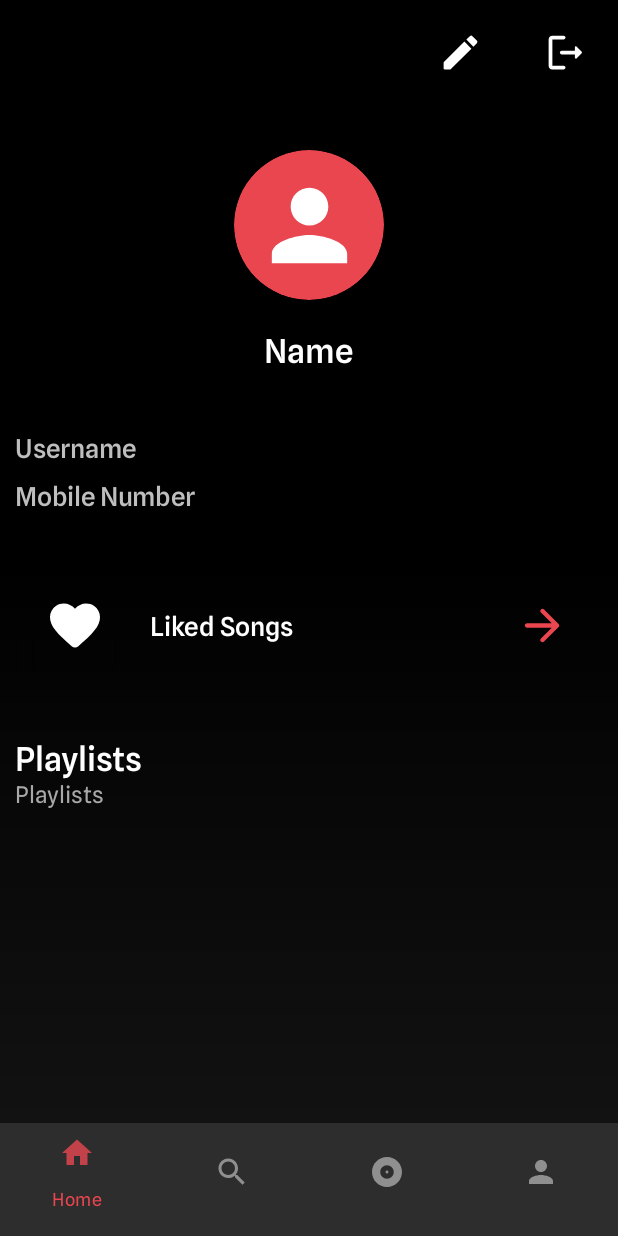
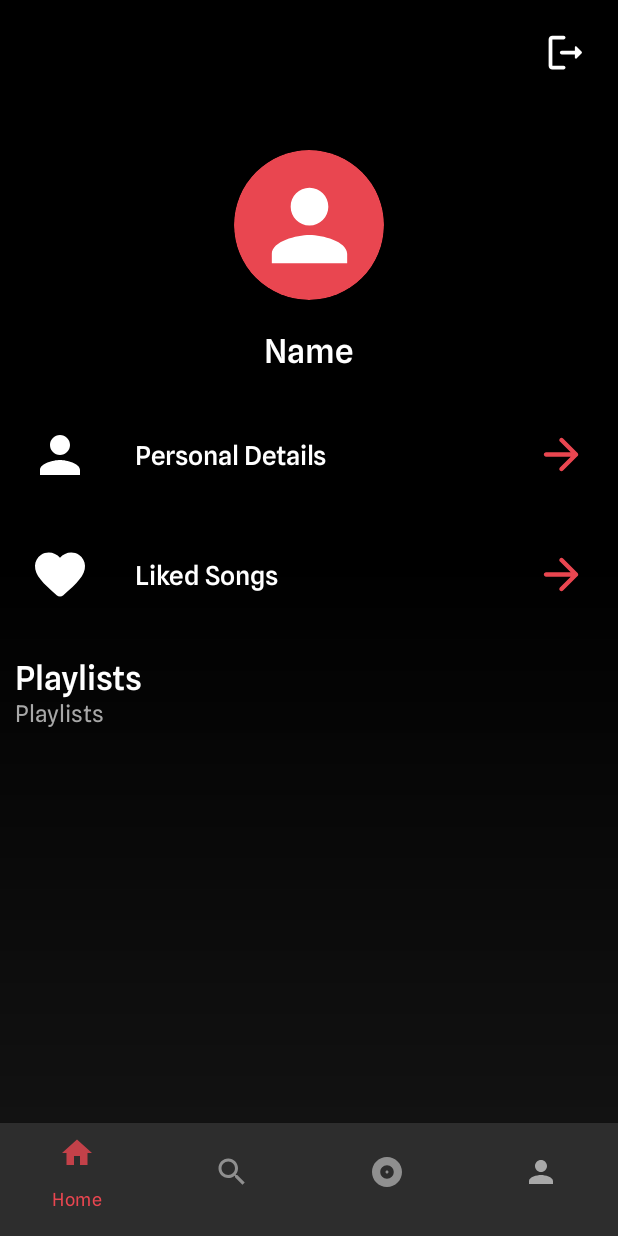
Before and after one commit to abijith611/ZTunes, an Android app: the fragment AccountFragment placed in its activity, on a phone screen of 412 x 824 dp. Run offline under Robolectric (Android 15) with nearby library versions, the phone set to English and light mode, and no system bars; our stand-ins replace Room's generated code; 3 statements that could not run were skipped.

Commit message:
Second commit

```diff
--- a/app/src/main/java/com/example/mymusicapplication/adapter/MyPlaylistItemRecyclerViewAdapter.kt
+++ b/app/src/main/java/com/example/mymusicapplication/adapter/MyPlaylistItemRecyclerViewAdapter.kt
@@ -2,6 +2,7 @@ package com.example.mymusicapplication.adapter
 
 import android.annotation.SuppressLint
 import android.graphics.Color
+import android.graphics.drawable.ColorDrawable
 import android.os.Build
 import android.os.Bundle
 import android.util.Log
@@ -162,6 +163,7 @@ class MyPlaylistItemRecyclerViewAdapter(private var songList: MutableList<Song>,
                             val dialog = AlbumDialogFragment()
                             dialog.setStyle(DialogFragment.STYLE_NORMAL,R.style.DialogStyle2)
                             dialog.arguments = bundle
+                            dialog.activity?.window?.setBackgroundDrawable(ColorDrawable(Color.TRANSPARENT))
                             dialog.show(activity.supportFragmentManager, "albumDialog")
 //                            val fragment = AlbumFragment()
 //                            fragment.arguments = bundle
--- a/app/src/main/java/com/example/mymusicapplication/adapter/MyPlaylistRecyclerViewAdapter.kt
+++ b/app/src/main/java/com/example/mymusicapplication/adapter/MyPlaylistRecyclerViewAdapter.kt
@@ -3,6 +3,8 @@ package com.example.mymusicapplication.adapter
 import android.app.Dialog
 import android.content.Context
 import android.content.ContextWrapper
+import android.graphics.Color
+import android.graphics.drawable.ColorDrawable
 import android.os.Bundle
 import android.util.Log
 import android.view.Gravity
@@ -54,6 +56,7 @@ class MyPlaylistRecyclerViewAdapter(private var albumList: List<Playlist>, priva
                     R.id.item1 -> {
                         val dialog = Dialog(context, R.style.DialogStyle)
                         dialog.setContentView(R.layout.rename_custom_dialog)
+                        dialog.window?.setBackgroundDrawable(ColorDrawable(Color.TRANSPARENT))
                         dialog.show()
                         val playlistName = dialog.findViewById<EditText>(R.id.etName)
                         val okButton = dialog.findViewById<TextView>(R.id.okButton)
--- a/app/src/main/java/com/example/mymusicapplication/fragments/AlbumFragment.kt
+++ b/app/src/main/java/com/example/mymusicapplication/fragments/AlbumFragment.kt
@@ -2,6 +2,8 @@ package com.example.mymusicapplication.fragments
 
 import android.annotation.SuppressLint
 import android.app.Dialog
+import android.graphics.Color
+import android.graphics.drawable.ColorDrawable
 import android.os.Bundle
 import android.text.Editable
 import android.text.TextWatcher
@@ -95,6 +97,7 @@ class AlbumFragment : Fragment() {
             }
             val dialog = Dialog(requireContext(), R.style.DialogStyle)
             dialog.setContentView(R.layout.custom_dialog)
+            dialog.window?.setBackgroundDrawable(ColorDrawable(Color.TRANSPARENT))
             dialog.show()
             val playlistName = dialog.findViewById<EditText>(R.id.etName)
             val okButton = dialog.findViewById<TextView>(R.id.okButton)
--- a/app/src/main/java/com/example/mymusicapplication/fragments/ListFragment.kt
+++ b/app/src/main/java/com/example/mymusicapplication/fragments/ListFragment.kt
@@ -254,7 +254,7 @@ class ListFragment : Fragment() {
                 }
 
                 //binding.tvDuration.visibility = View.INVISIBLE
-                binding.card.visibility = View.INVISIBLE
+                //binding.card.visibility = View.INVISIBLE
 
                 binding.appBarLayout.setExpanded(false)
 //                val set = ConstraintSet()
@@ -292,7 +292,7 @@ class ListFragment : Fragment() {
                 artistSTATE = UNSORTED
                 albumSTATE = UNSORTED
                 binding.appBarLayout.setExpanded(false)
-                binding.card.visibility = View.INVISIBLE
+                //binding.card.visibility = View.INVISIBLE
 
 //                val set = ConstraintSet()
 //                val layout = binding.constraintLayoutList
--- a/app/src/main/res/drawable-anydpi/ic_account.xml
+++ b/app/src/main/res/drawable-anydpi/ic_account.xml
@@ -3,8 +3,7 @@
     android:height="24dp"
     android:viewportWidth="24"
     android:viewportHeight="24"
-    android:tint="#000000"
-    android:alpha="0.8">
+    android:tint="@color/white">
   <path
       android:fillColor="@android:color/white"
       android:pathData="M12,12c2.21,0 4,-1.79 4,-4s-1.79,-4 -4,-4 -4,1.79 -4,4 1.79,4 4,4zM12,14c-2.67,0 -8,1.34 -8,4v2h16v-2c0,-2.66 -5.33,-4 -8,-4z"/>
--- a/app/src/main/res/layout/activity_login.xml
+++ b/app/src/main/res/layout/activity_login.xml
@@ -8,6 +8,7 @@
     tools:context=".activity.LoginActivity">
 
     <com.google.android.material.card.MaterialCardView
+        android:id="@+id/card"
         android:layout_width="match_parent"
         android:layout_height="0dp"
         android:backgroundTint="@android:color/transparent"
@@ -116,8 +117,7 @@
         app:layout_constraintEnd_toEndOf="parent"
         app:layout_constraintHeight_percent=".74"
         app:layout_constraintStart_toStartOf="parent"
-        app:layout_constraintTop_toTopOf="parent"
-        app:layout_constraintVertical_bias="1">
+        app:layout_constraintTop_toBottomOf="@id/card">
 
         <androidx.viewpager2.widget.ViewPager2
             android:id="@+id/view_pager"
--- a/app/src/main/res/layout/custom_dialog.xml
+++ b/app/src/main/res/layout/custom_dialog.xml
@@ -3,9 +3,10 @@
     xmlns:app="http://schemas.android.com/apk/res-auto"
     xmlns:tools="http://schemas.android.com/tools"
     android:id="@+id/dialog_parent"
-    android:layout_width="match_parent"
+    android:layout_gravity="center_horizontal"
+    android:layout_width="350dp"
     android:layout_height="300dp"
-    android:background="@drawable/dialog_bg">
+    android:background="@drawable/dialog_bg_">
 
     <TextView
         android:id="@+id/tvTitle"
--- a/app/src/main/res/layout/fragment_account.xml
+++ b/app/src/main/res/layout/fragment_account.xml
@@ -19,7 +19,7 @@
                 android:id="@+id/tvTitle2"
                 android:layout_width="wrap_content"
                 android:layout_height="wrap_content"
-                android:layout_marginTop="40dp"
+                android:layout_marginTop="20dp"
                 android:ellipsize="marquee"
                 android:fontFamily="@font/spline_medium"
                 android:marqueeRepeatLimit="marquee_forever"
@@ -117,19 +117,6 @@
             <!--                                    app:layout_constraintTop_toBottomOf="@+id/tvName"-->
             <!--                                    app:layout_constraintWidth_percent=".8" />-->
 
-            <TextView
-                android:id="@+id/tvUsername"
-                android:layout_width="165dp"
-                android:layout_height="wrap_content"
-                android:layout_marginTop="40dp"
-                android:fontFamily="@font/spline_medium"
-                android:text="@string/username"
-                android:textColor="@android:color/secondary_text_dark"
-                android:textSize="17sp"
-                app:layout_constraintStart_toStartOf="@+id/favList"
-                app:layout_constraintTop_toBottomOf="@+id/tvName"
-                app:layout_constraintWidth_percent=".8" />
-
             <!--                                <TextView-->
             <!--                                    android:id="@+id/tvMobileLabel"-->
             <!--                                    android:layout_width="165dp"-->
@@ -143,19 +130,6 @@
             <!--                                    app:layout_constraintTop_toBottomOf="@+id/tvUsernameLabel"-->
             <!--                                    app:layout_constraintBottom_toBottomOf="parent"-->
             <!--                                    app:layout_constraintWidth_percent=".8" />-->
-
-            <TextView
-                android:id="@+id/tvMobile"
-                android:layout_width="165dp"
-                android:layout_height="wrap_content"
-                android:layout_marginTop="10dp"
-                android:fontFamily="@font/spline_medium"
-                android:text="@string/mobile_number"
-                android:textColor="@android:color/secondary_text_dark"
-                android:textSize="17sp"
-                app:layout_constraintStart_toStartOf="@+id/favList"
-                app:layout_constraintTop_toBottomOf="@+id/tvUsername"
-                app:layout_constraintWidth_percent=".8" />
 
 
             <!--        <androidx.appcompat.widget.AppCompatButton-->
@@ -172,17 +146,17 @@
             <!--            app:layout_constraintVertical_bias=".6"-->
             <!--            app:layout_constraintWidth_percent=".8" />-->
 
-            <ImageView
-                android:id="@+id/tvEdit"
-                android:layout_width="30dp"
-                android:layout_height="30dp"
-                android:layout_marginTop="20dp"
-                android:layout_marginEnd="40dp"
-                android:src="@drawable/edit"
-                android:textColor="@android:color/white"
-                android:textSize="17sp"
-                app:layout_constraintEnd_toStartOf="@id/btnSignOut"
-                app:layout_constraintTop_toTopOf="parent" />
+<!--            <ImageView-->
+<!--                android:id="@+id/tvEdit"-->
+<!--                android:layout_width="30dp"-->
+<!--                android:layout_height="30dp"-->
+<!--                android:layout_marginTop="20dp"-->
+<!--                android:layout_marginEnd="40dp"-->
+<!--                android:src="@drawable/edit"-->
+<!--                android:textColor="@android:color/white"-->
+<!--                android:textSize="17sp"-->
+<!--                app:layout_constraintEnd_toStartOf="@id/btnSignOut"-->
+<!--                app:layout_constraintTop_toTopOf="parent" />-->
 
             <ImageView
                 android:id="@+id/btnSignOut"
@@ -197,18 +171,95 @@
                 app:layout_constraintTop_toTopOf="parent" />
 
             <com.google.android.material.card.MaterialCardView
+                android:id="@+id/acc"
+                android:layout_width="0dp"
+                android:layout_height="70dp"
+                android:layout_marginTop="20dp"
+                android:layout_marginStart="10dp"
+                android:layout_marginEnd="10dp"
+                android:backgroundTint="@android:color/transparent"
+                android:transitionName="favClicked"
+                app:cardCornerRadius="7.5dp"
+                app:layout_constraintEnd_toEndOf="parent"
+                app:layout_constraintStart_toStartOf="parent"
+                app:layout_constraintTop_toBottomOf="@+id/tvName">
+
+                <androidx.constraintlayout.widget.ConstraintLayout
+                    android:layout_width="match_parent"
+                    android:layout_height="match_parent">
+
+                    <androidx.cardview.widget.CardView
+                        android:id="@+id/cardAcc1"
+                        android:layout_width="60dp"
+                        android:layout_height="60dp"
+                        android:layout_marginStart="0dp"
+                        android:backgroundTint="@android:color/transparent"
+                        app:layout_constraintBottom_toBottomOf="parent"
+                        app:layout_constraintStart_toStartOf="parent"
+                        app:layout_constraintTop_toTopOf="parent">
+
+                        <androidx.constraintlayout.widget.ConstraintLayout
+                            android:layout_width="match_parent"
+                            android:layout_height="match_parent">
+
+                            <ImageView
+                                android:id="@+id/ivAcc1"
+                                android:layout_width="40dp"
+                                android:layout_height="45dp"
+                                android:src="@drawable/ic_account"
+                                app:layout_constraintBottom_toBottomOf="parent"
+                                app:layout_constraintEnd_toEndOf="parent"
+                                app:layout_constraintStart_toStartOf="parent"
+                                app:layout_constraintTop_toTopOf="parent" />
+                        </androidx.constraintlayout.widget.ConstraintLayout>
+
+                    </androidx.cardview.widget.CardView>
+
+
+                    <TextView
+                        android:id="@+id/tvTitle1"
+                        android:layout_width="wrap_content"
+                        android:layout_height="wrap_content"
+                        android:layout_marginStart="20dp"
+                        android:ellipsize="marquee"
+                        android:fontFamily="@font/spline_medium"
+                        android:marqueeRepeatLimit="marquee_forever"
+                        android:scrollHorizontally="true"
+                        android:singleLine="true"
+                        android:text="@string/personal_details"
+                        android:textColor="@color/white"
+                        android:textSize="17sp"
+                        app:layout_constraintBottom_toBottomOf="@+id/cardAcc1"
+                        app:layout_constraintStart_toEndOf="@+id/cardAcc1"
+                        app:layout_constraintTop_toTopOf="@+id/cardAcc1" />
+
+                    <ImageView
+                        android:id="@+id/ivForward1"
+                        android:layout_width="35dp"
+                        android:layout_height="35dp"
+                        android:layout_marginEnd="10dp"
+                        android:src="@drawable/arrow_forward"
+                        app:layout_constraintBottom_toBottomOf="parent"
+                        app:layout_constraintEnd_toEndOf="parent"
+                        app:layout_constraintTop_toTopOf="parent" />
+                </androidx.constraintlayout.widget.ConstraintLayout>
+
+
+            </com.google.android.material.card.MaterialCardView>
+
+            <com.google.android.material.card.MaterialCardView
                 android:id="@+id/favList"
                 android:layout_width="0dp"
                 android:layout_height="70dp"
-                android:layout_marginTop="40dp"
-                android:backgroundTint="@android:color/transparent"
-                app:cardCornerRadius="7.5dp"
+                android:layout_marginTop="10dp"
                 android:layout_marginStart="10dp"
                 android:layout_marginEnd="10dp"
+                android:backgroundTint="@android:color/transparent"
+                android:transitionName="favClicked"
+                app:cardCornerRadius="7.5dp"
                 app:layout_constraintEnd_toEndOf="parent"
                 app:layout_constraintStart_toStartOf="parent"
-                app:layout_constraintTop_toBottomOf="@+id/tvMobile"
-                android:transitionName="favClicked">
+                app:layout_constraintTop_toBottomOf="@+id/acc">
 
                 <androidx.constraintlayout.widget.ConstraintLayout
                     android:layout_width="match_parent"
@@ -218,11 +269,12 @@
                         android:id="@+id/imageView"
                         android:layout_width="60dp"
                         android:layout_height="60dp"
-                        android:layout_marginStart="10dp"
+                        android:layout_marginStart="0dp"
                         android:backgroundTint="@android:color/transparent"
                         app:layout_constraintBottom_toBottomOf="parent"
                         app:layout_constraintStart_toStartOf="parent"
                         app:layout_constraintTop_toTopOf="parent">
+
                         <androidx.constraintlayout.widget.ConstraintLayout
                             android:layout_width="match_parent"
                             android:layout_height="match_parent">
@@ -262,7 +314,7 @@
                         android:id="@+id/ivForward"
                         android:layout_width="35dp"
                         android:layout_height="35dp"
-                        android:layout_marginEnd="22.5dp"
+                        android:layout_marginEnd="10dp"
                         android:src="@drawable/arrow_forward"
                         app:layout_constraintBottom_toBottomOf="parent"
                         app:layout_constraintEnd_toEndOf="parent"
--- a/app/src/main/res/layout/fragment_album.xml
+++ b/app/src/main/res/layout/fragment_album.xml
@@ -35,7 +35,7 @@
                 android:paddingBottom="5dp"
                 android:paddingEnd="10dp"
                 android:textColor="@color/black"
-                android:textColorHint="@color/black"
+                android:textColorHint="@android:color/tertiary_text_dark"
                 tools:ignore="TouchTargetSizeCheck" />
         </com.google.android.material.card.MaterialCardView>
 
--- a/app/src/main/res/layout/fragment_album_dialog.xml
+++ b/app/src/main/res/layout/fragment_album_dialog.xml
@@ -3,7 +3,8 @@
     xmlns:app="http://schemas.android.com/apk/res-auto"
     xmlns:tools="http://schemas.android.com/tools"
     android:id="@+id/frag_album_dialog_layout"
-    android:layout_width="match_parent"
+    android:layout_gravity="center_horizontal"
+    android:layout_width="350dp"
     android:layout_height="wrap_content"
 
     android:background="@drawable/dialog_bg"
@@ -31,6 +32,7 @@
             android:layout_width="wrap_content"
             android:layout_height="wrap_content"
             android:text="@string/playlists"
+            android:layout_marginTop="10dp"
             android:textColor="@color/white"
             android:textSize="30sp"
             android:textStyle="bold"
@@ -61,7 +63,7 @@
                 android:paddingBottom="5dp"
                 android:paddingEnd="10dp"
                 android:textColor="@color/black"
-                android:textColorHint="@color/black"
+                android:textColorHint="@android:color/tertiary_text_dark"
                 tools:ignore="TouchTargetSizeCheck" />
         </com.google.android.material.card.MaterialCardView>
         <View
--- a/app/src/main/res/layout/fragment_favourite.xml
+++ b/app/src/main/res/layout/fragment_favourite.xml
@@ -50,7 +50,7 @@
                 android:paddingBottom="5dp"
                 android:paddingEnd="10dp"
                 android:textColor="@color/black"
-                android:textColorHint="@color/black"
+                android:textColorHint="@android:color/tertiary_text_dark"
                 tools:ignore="TouchTargetSizeCheck" />
         </com.google.android.material.card.MaterialCardView>
         <View
--- a/app/src/main/res/layout/fragment_list.xml
+++ b/app/src/main/res/layout/fragment_list.xml
@@ -35,7 +35,7 @@
                 android:paddingEnd="10dp"
                 android:paddingBottom="5dp"
                 android:textColor="@color/black"
-                android:textColorHint="@color/black"
+                android:textColorHint="@android:color/tertiary_text_dark"
                 tools:ignore="TouchTargetSizeCheck" />
         </com.google.android.material.card.MaterialCardView>
 
@@ -142,6 +142,7 @@
                     android:id="@+id/parentLayout"
                     android:layout_width="match_parent"
                     android:layout_height="wrap_content"
+                    android:nestedScrollingEnabled="false"
                     app:layout_constraintBottom_toBottomOf="parent"
                     app:layout_constraintEnd_toEndOf="parent"
                     app:layout_constraintStart_toStartOf="parent"
@@ -154,7 +155,6 @@
                         android:layout_height="wrap_content"
                         android:layout_marginTop="10dp"
                         android:hint="@string/title"
-                        android:nestedScrollingEnabled="false"
                         android:paddingStart="10dp"
                         android:paddingEnd="10dp"
                         android:textColor="@color/white"
@@ -168,7 +168,6 @@
                         android:layout_width="wrap_content"
                         android:layout_height="wrap_content"
                         android:layout_marginTop="10dp"
-                        android:nestedScrollingEnabled="false"
                         android:paddingStart="10dp"
                         android:paddingEnd="10dp"
                         android:textColor="@color/white"
--- a/app/src/main/res/layout/fragment_signup.xml
+++ b/app/src/main/res/layout/fragment_signup.xml
@@ -18,7 +18,6 @@
             android:background="@drawable/button_bg"
             android:text="@string/sign_up"
             android:textStyle="bold"
-            android:layout_marginTop="20dp"
             app:layout_constraintBottom_toBottomOf="parent"
             app:layout_constraintEnd_toEndOf="parent"
             app:layout_constraintStart_toStartOf="parent"
--- a/app/src/main/res/layout/rename_custom_dialog.xml
+++ b/app/src/main/res/layout/rename_custom_dialog.xml
@@ -2,10 +2,11 @@
 <androidx.constraintlayout.widget.ConstraintLayout xmlns:android="http://schemas.android.com/apk/res/android"
     xmlns:app="http://schemas.android.com/apk/res-auto"
     xmlns:tools="http://schemas.android.com/tools"
-    android:layout_width="match_parent"
+    android:layout_width="350dp"
     android:layout_height="300dp"
+    android:layout_gravity="center_horizontal"
     android:id="@+id/dialog_parent"
-    android:background="@drawable/dialog_bg">
+    android:background="@drawable/dialog_bg_">
 
     <TextView
         android:id="@+id/tvTitle"
--- a/app/src/main/res/values/strings.xml
+++ b/app/src/main/res/values/strings.xml
@@ -54,7 +54,7 @@
     <string name="remove_from_queue">Remove from Queue</string>
     <string name="play_next">Play next</string>
     <string name="favourites">Favourites</string>
-    <string name="edit_account_details">Edit Account Details</string>
+    <string name="edit_account_details">Personal Details</string>
     <string name="no_playlists_available">No Playlists available</string>
     <string name="no_songs_in_queue">No songs in queue</string>
     <string name="ztunes">ZTunes</string>
@@ -81,4 +81,5 @@
     <string name="no_songs_in_the_playlist">No Songs in the playlist</string>
     <string name="lets_find_some_songs_for_you">Lets find some songs for you</string>
     <string name="add_songs">Search songs</string>
+    <string name="personal_details">Personal Details</string>
 </resources>
```
Also changed, not shown: app/src/main/java/com/example/mymusicapplication/fragments/AccountFragment.kt (+10 -7 lines), app/src/main/res/layout/fragment_login.xml (+12 -4 lines).
